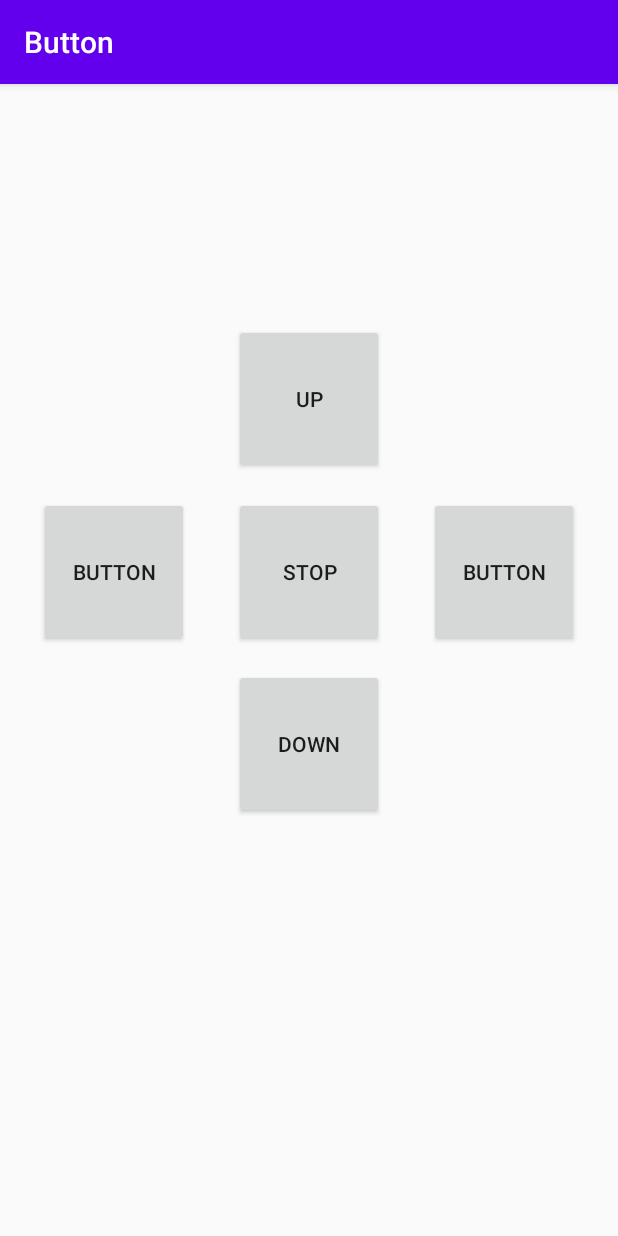
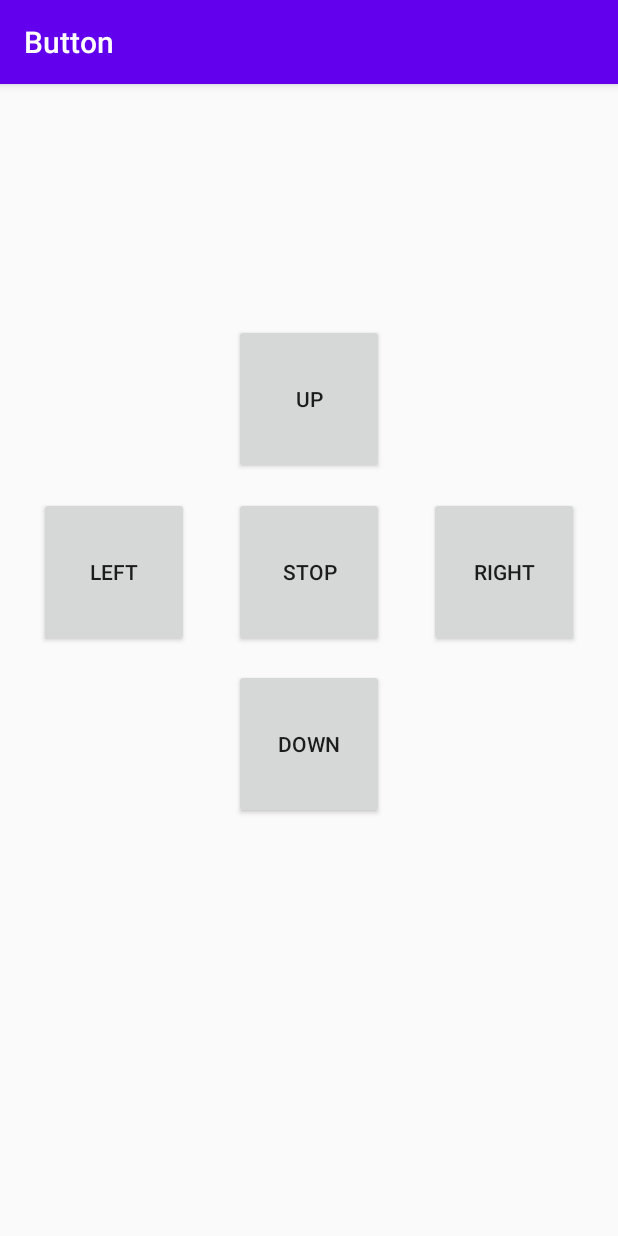
Before and after one commit to coherent17/Communication-Networks-Laboratory, an Android app: the screen it shows after launch (MainActivity), on a phone screen of 412 x 824 dp. Run offline under Robolectric (Android 15) with nearby library versions, the phone set to English and light mode, and no system bars.

Commit message:
fix button name

```diff
--- a/IOT_LAB4/Button/app/src/main/res/layout/activity_main.xml
+++ b/IOT_LAB4/Button/app/src/main/res/layout/activity_main.xml
@@ -45,7 +45,7 @@
         android:layout_marginTop="275dp"
         android:layout_marginEnd="26dp"
         android:layout_marginRight="27dp"
-        android:text="Button" />
+        android:text="Right" />
 
     <Button
         android:id="@+id/left"
@@ -57,7 +57,7 @@
         android:layout_marginStart="26dp"
         android:layout_marginLeft="26dp"
         android:layout_marginTop="275dp"
-        android:text="Button" />
+        android:text="Left" />
 
 
 </RelativeLayout>
```
